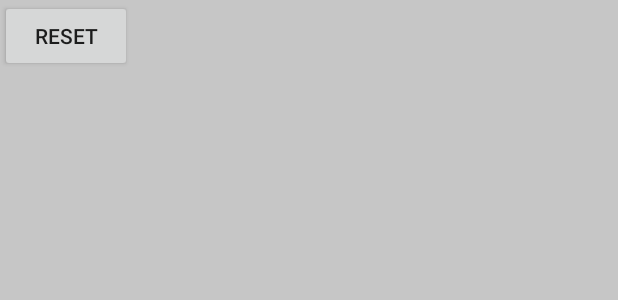
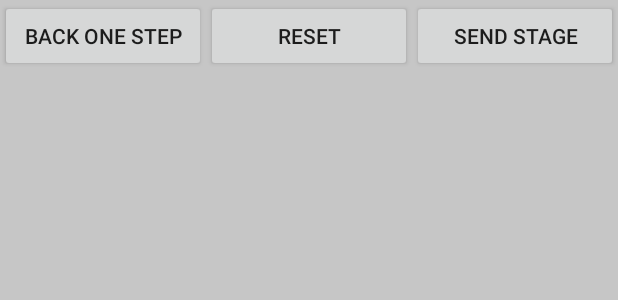
Before and after one commit to noboru-i/kyouen-android, an Android app: the layout activity_create.xml on its own in the app's theme, with its tools: preview values and no code run, on a phone screen of 412 x 824 dp. Shown: the top 300 px of the screen. Run offline under Robolectric (Android 15) with nearby library versions, the phone set to English and light mode, and no system bars.

Commit message:
add buttons

```diff
--- a/app/src/main/java/hm/orz/chaos114/android/tumekyouen/modules/common/KyouenView.java
+++ b/app/src/main/java/hm/orz/chaos114/android/tumekyouen/modules/common/KyouenView.java
@@ -107,6 +107,8 @@ public class KyouenView extends TableLayout {
                     } else {
                         button.setState(StoneButtonView.ButtonState.BLACK);
                     }
+                } else {
+                    button.setState(StoneButtonView.ButtonState.NONE);
                 }
             }
         }
--- a/app/src/main/java/hm/orz/chaos114/android/tumekyouen/modules/common/OverlayView.java
+++ b/app/src/main/java/hm/orz/chaos114/android/tumekyouen/modules/common/OverlayView.java
@@ -47,6 +47,9 @@ public class OverlayView extends View {
         Point displaySize = new Point();
         display.getSize(displaySize);
         maxScrnWidth = displaySize.x;
+
+        // stop propagation
+        setOnClickListener(v -> {});
     }
 
     @Override
--- a/app/src/main/res/layout/activity_create.xml
+++ b/app/src/main/res/layout/activity_create.xml
@@ -26,10 +26,33 @@
                 android:visibility="gone" />
         </FrameLayout>
 
-        <Button
-            android:id="@+id/reset_button"
-            android:layout_width="wrap_content"
-            android:layout_height="wrap_content"
-            android:text="reset" />
+        <LinearLayout
+            android:layout_width="match_parent"
+            android:layout_height="wrap_content">
+
+            <Button
+                android:id="@+id/back_one_step_button"
+                android:layout_width="0dp"
+                android:layout_height="wrap_content"
+                android:layout_weight="1"
+                android:text="@string/create_back_one_step"
+                tools:ignore="ButtonStyle" />
+
+            <Button
+                android:id="@+id/reset_button"
+                android:layout_width="0dp"
+                android:layout_height="wrap_content"
+                android:layout_weight="1"
+                android:text="@string/create_reset"
+                tools:ignore="ButtonStyle" />
+
+            <Button
+                android:id="@+id/send_stage_button"
+                android:layout_width="0dp"
+                android:layout_height="wrap_content"
+                android:layout_weight="1"
+                android:text="@string/create_send_stage"
+                tools:ignore="ButtonStyle" />
+        </LinearLayout>
     </LinearLayout>
 </layout>
--- a/app/src/main/res/values/strings.xml
+++ b/app/src/main/res/values/strings.xml
@@ -43,4 +43,8 @@
 
     <string name="notification_new_stage">New stage added.</string>
     <string name="channel_name_default">New stage notification</string>
+
+    <string name="create_back_one_step">back one step</string>
+    <string name="create_reset">reset</string>
+    <string name="create_send_stage">send stage</string>
 </resources>
--- a/build.gradle
+++ b/build.gradle
@@ -8,7 +8,7 @@ buildscript {
         maven { url 'https://maven.fabric.io/public' }
     }
     dependencies {
-        classpath 'com.android.tools.build:gradle:3.2.1'
+        classpath 'com.android.tools.build:gradle:3.3.0'
         classpath "org.jetbrains.kotlin:kotlin-gradle-plugin:$kotlin_version"
         classpath 'io.fabric.tools:gradle:1.25.4'
         classpath 'com.google.gms:google-services:4.0.1'
```
Also changed, not shown: app/src/main/java/hm/orz/chaos114/android/tumekyouen/model/GameModel.java (+7 -0 lines), app/src/main/java/hm/orz/chaos114/android/tumekyouen/modules/create/CreateActivity.kt (+44 -4 lines), app/src/main/java/hm/orz/chaos114/android/tumekyouen/modules/create/CreateKyouenView.java (+10 -0 lines), gradle/wrapper/gradle-wrapper.properties, 1 other file.
